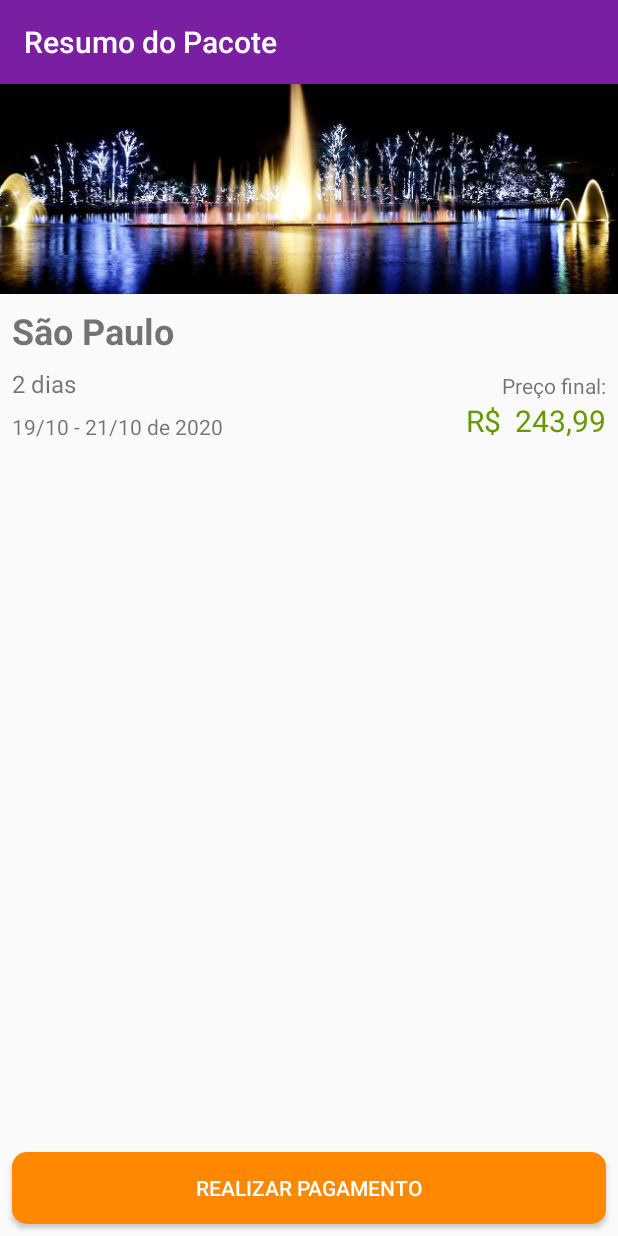
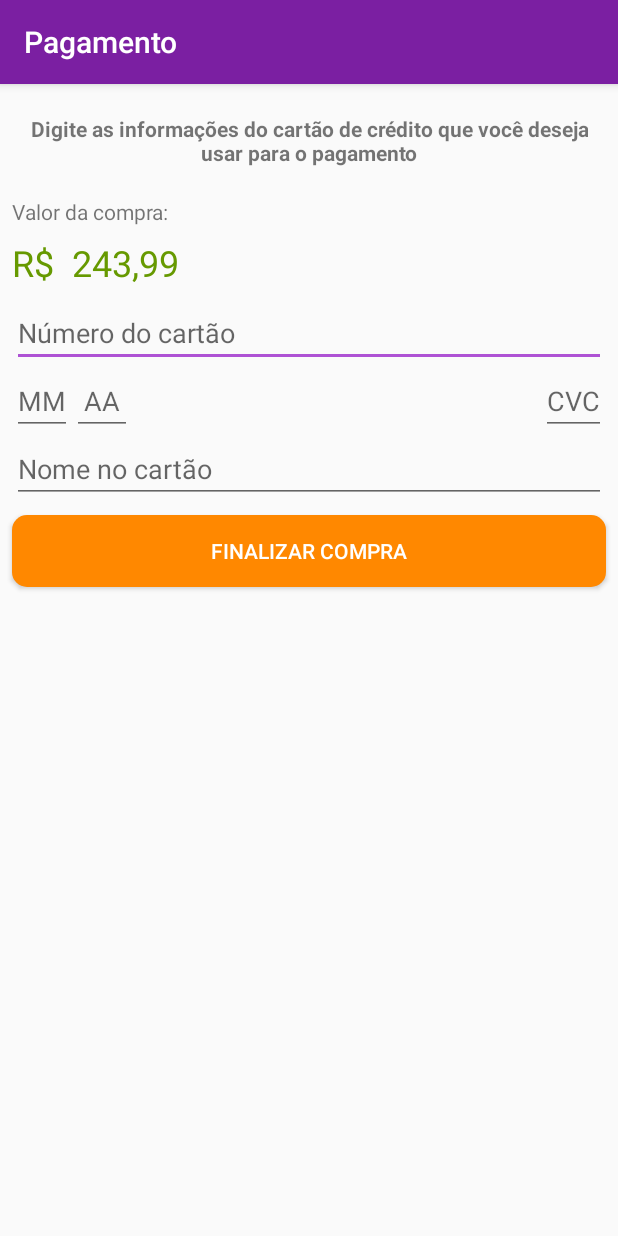
Before and after one commit to AysllaGomes/pacote_viagens, an Android app: the screen it shows after launch (ResumoPacoteActivity before the commit, PagamentoActivity after it), on a phone screen of 412 x 824 dp. Run offline under Robolectric (Android 15) with nearby library versions, the phone set to English and light mode, and no system bars.

Commit message:
Fluxo da tela de pagamento

```diff
--- a/app/src/main/AndroidManifest.xml
+++ b/app/src/main/AndroidManifest.xml
@@ -9,7 +9,8 @@
         android:roundIcon="@mipmap/ic_launcher_round"
         android:supportsRtl="true"
         android:theme="@style/Theme.Viagens">
-        <activity android:name=".ui.activity.ResumoPacoteActivity"></activity>
+        <activity android:name=".ui.activity.PagamentoActivity"></activity>
+        <activity android:name=".ui.activity.ResumoPacoteActivity" />
         <activity android:name=".ui.activity.ListaPacotesActivity">
             <intent-filter>
                 <action android:name="android.intent.action.MAIN" />
--- /dev/null
+++ b/app/src/main/java/ayslla/gomes/viagens/ui/activity/PagamentoActivity.java
@@ -0,0 +1,36 @@
+package ayslla.gomes.viagens.ui.activity;
+
+import java.math.BigDecimal;
+
+import android.os.Bundle;
+import android.widget.TextView;
+
+import ayslla.gomes.viagens.R;
+import ayslla.gomes.viagens.model.Pacote;
+import ayslla.gomes.viagens.util.MoedaUtil;
+
+import androidx.appcompat.app.AppCompatActivity;
+
+public class PagamentoActivity extends AppCompatActivity {
+
+    public static final String TITLE_APPBAR = "Pagamento";
+
+    @Override
+    protected void onCreate(Bundle savedInstanceState) {
+        super.onCreate(savedInstanceState);
+        setContentView(R.layout.activity_pagamento);
+
+        setTitle(TITLE_APPBAR);
+
+        Pacote pacote = new Pacote("São Paulo", "sao_paulo_sp", 2, new BigDecimal("243.99"));
+
+        mostraPreco(pacote);
+    }
+
+    private void mostraPreco(Pacote pacote) {
+        TextView preco = findViewById(R.id.pagamento_preco_pacote);
+        String moedaBrasileira = MoedaUtil.formataParaBrasileiro(pacote.getPreco());
+        preco.setText(moedaBrasileira);
+    }
+
+}
--- a/app/src/main/java/ayslla/gomes/viagens/ui/activity/ResumoPacoteActivity.java
+++ b/app/src/main/java/ayslla/gomes/viagens/ui/activity/ResumoPacoteActivity.java
@@ -4,6 +4,7 @@ import java.util.Calendar;
 import java.math.BigDecimal;
 import java.text.SimpleDateFormat;
 
+import android.content.Intent;
 import android.os.Bundle;
 import android.widget.TextView;
 import android.widget.ImageView;
@@ -36,6 +37,9 @@ public class ResumoPacoteActivity extends AppCompatActivity {
         mostraDias(pacote);
         mostraPreco(pacote);
         mostraData(pacote);
+
+        Intent intent = new Intent(this, PagamentoActivity.class);
+        startActivity(intent);
     }
 
     private void mostraLocal(Pacote pacote) {
--- /dev/null
+++ b/app/src/main/res/layout/activity_pagamento.xml
@@ -0,0 +1,124 @@
+<?xml version="1.0" encoding="utf-8"?>
+<androidx.constraintlayout.widget.ConstraintLayout xmlns:android="http://schemas.android.com/apk/res/android"
+    xmlns:app="http://schemas.android.com/apk/res-auto"
+    xmlns:tools="http://schemas.android.com/tools"
+    android:layout_width="match_parent"
+    android:layout_height="match_parent">
+
+    <TextView
+        android:id="@+id/pagamento_informacao_orientacao"
+        android:layout_width="0dp"
+        android:layout_height="wrap_content"
+        android:layout_margin="20dp"
+        android:text="@string/info_pagamento_credito"
+        android:textStyle="bold"
+        android:textAlignment="center"
+        android:gravity="center"
+        app:layout_constraintEnd_toEndOf="parent"
+        app:layout_constraintStart_toStartOf="parent"
+        app:layout_constraintTop_toTopOf="parent"
+    />
+
+    <TextView
+        android:id="@+id/pagamento_valor_da_compra"
+        android:layout_width="wrap_content"
+        android:layout_height="wrap_content"
+        android:layout_marginStart="8dp"
+        android:layout_marginEnd="8dp"
+        android:layout_marginTop="20dp"
+        android:text="@string/valor_da_compra"
+        app:layout_constraintStart_toStartOf="parent"
+        app:layout_constraintTop_toBottomOf="@+id/pagamento_informacao_orientacao"
+    />
+
+    <TextView
+        android:id="@+id/pagamento_preco_pacote"
+        android:layout_width="wrap_content"
+        android:layout_height="wrap_content"
+        android:layout_marginTop="8dp"
+        android:textColor="@android:color/holo_green_dark"
+        android:textSize="24sp"
+        app:layout_constraintStart_toStartOf="@id/pagamento_valor_da_compra"
+        app:layout_constraintTop_toBottomOf="@+id/pagamento_valor_da_compra"
+        tools:text="R$ 421,50"
+    />
+
+    <EditText
+        android:id="@+id/pagamento_numero_cartao"
+        android:layout_width="0dp"
+        android:layout_height="wrap_content"
+        android:layout_margin="8dp"
+        android:maxLength="12"
+        android:inputType="number"
+        android:hint="@string/numero_cartao"
+        app:layout_constraintEnd_toEndOf="parent"
+        app:layout_constraintStart_toStartOf="parent"
+        app:layout_constraintTop_toBottomOf="@+id/pagamento_preco_pacote"
+        android:autofillHints="Número do cartão"
+    />
+
+    <EditText
+        android:id="@+id/pagamento_mes_cartao"
+        android:layout_width="40dp"
+        android:layout_height="wrap_content"
+        android:hint="@string/mm_cartao"
+        android:inputType="number"
+        android:maxLength="2"
+        app:layout_constraintBottom_toBottomOf="@+id/pagamento_cvc_cartao"
+        app:layout_constraintStart_toStartOf="@id/pagamento_numero_cartao"
+        android:autofillHints="Mês do cartão"
+    />
+
+    <EditText
+        android:id="@+id/pagamento_ano_cartao"
+        android:layout_width="40dp"
+        android:layout_height="wrap_content"
+        android:gravity="center"
+        android:hint="@string/ano_cartao"
+        android:inputType="number"
+        android:maxLength="2"
+        android:textAlignment="center"
+        app:layout_constraintBottom_toBottomOf="@+id/pagamento_cvc_cartao"
+        app:layout_constraintStart_toEndOf="@id/pagamento_mes_cartao"
+        android:autofillHints="Ano do cartão"
+    />
+
+    <EditText
+        android:id="@+id/pagamento_cvc_cartao"
+        android:layout_width="wrap_content"
+        android:layout_height="wrap_content"
+        android:maxLength="3"
+        android:inputType="number"
+        android:hint="@string/cvc_cartao"
+        app:layout_constraintTop_toBottomOf="@id/pagamento_numero_cartao"
+        app:layout_constraintEnd_toEndOf="@id/pagamento_numero_cartao"
+        android:autofillHints="Código de verificação do cartão"
+    />
+
+    <EditText
+        android:id="@+id/pagamento_nome_no_cartao"
+        android:layout_width="0dp"
+        android:layout_height="wrap_content"
+        android:inputType="text"
+        android:digits="@string/mascara_nome_cartao"
+        android:hint="@string/nome_no_cartao"
+        app:layout_constraintEnd_toEndOf="@+id/pagamento_cvc_cartao"
+        app:layout_constraintStart_toStartOf="@+id/pagamento_mes_cartao"
+        app:layout_constraintTop_toBottomOf="@+id/pagamento_cvc_cartao"
+        android:autofillHints="Nome do cartão"
+    />
+
+    <Button
+        android:id="@+id/pagamento_botao_finaliza_compra"
+        android:layout_width="0dp"
+        android:layout_height="wrap_content"
+        android:layout_marginTop="8dp"
+        android:background="@drawable/button_redondo_laranja"
+        android:text="@string/finalizar_compra"
+        android:textColor="@android:color/white"
+        app:layout_constraintEnd_toEndOf="@+id/pagamento_nome_no_cartao"
+        app:layout_constraintStart_toStartOf="@+id/pagamento_nome_no_cartao"
+        app:layout_constraintTop_toBottomOf="@+id/pagamento_nome_no_cartao"
+    />
+
+</androidx.constraintlayout.widget.ConstraintLayout>
--- a/app/src/main/res/values/strings.xml
+++ b/app/src/main/res/values/strings.xml
@@ -9,4 +9,13 @@
     <string name="realizar_pagamento">Realizar Pagamento</string>
     <string name="preco_final">Preço final:</string>
     <string name="imagem_do_pacote">Imagem do pacote</string>
+    <string name="info_pagamento_credito">Digite as informações do cartão de crédito que você deseja usar para o pagamento</string>
+    <string name="valor_da_compra">Valor da compra:</string>
+    <string name="numero_cartao">Número do cartão</string>
+    <string name="mm_cartao">MM</string>
+    <string name="ano_cartao">AA</string>
+    <string name="cvc_cartao">CVC</string>
+    <string name="nome_no_cartao">Nome no cartão</string>
+    <string name="finalizar_compra">Finalizar compra</string>
+    <string name="mascara_nome_cartao">abcdefghijklmnopqrstuvwxyzçABCDEFGHIJKLMNOPQRSTUVWXYZÇ\u0020</string>
 </resources>
```
